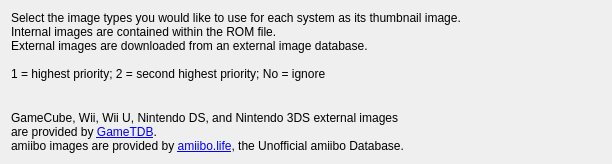
Qt form src/kde/config/ImageTypesTab.ui (GerbilSoft/rom-properties) before a commit.
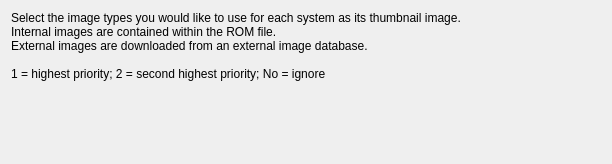
The same form after that commit.

```diff
--- a/src/kde/config/ImageTypesTab.ui
+++ b/src/kde/config/ImageTypesTab.ui
@@ -65,10 +65,6 @@
      <property name="focusPolicy">
       <enum>Qt::StrongFocus</enum>
      </property>
-     <property name="text">
-      <string>GameCube, Wii, Wii U, Nintendo DS, and Nintendo 3DS external images&lt;br/&gt;are provided by &lt;a href=&quot;http://www.gametdb.com/&quot;&gt;GameTDB&lt;/a&gt;.&lt;br/&gt;
-amiibo images are provided by &lt;a href=&quot;https://amiibo.life/&quot;&gt;amiibo.life&lt;/a&gt;, the Unofficial amiibo Database.</string>
-     </property>
      <property name="textFormat">
       <enum>Qt::RichText</enum>
      </property>
```
